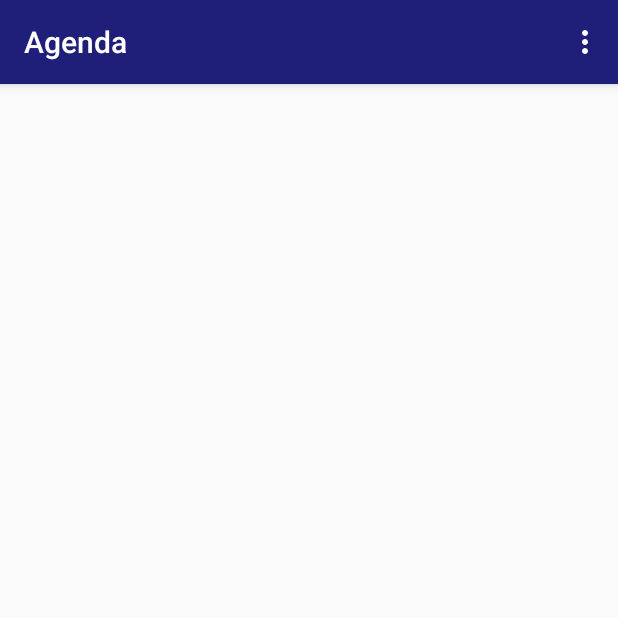
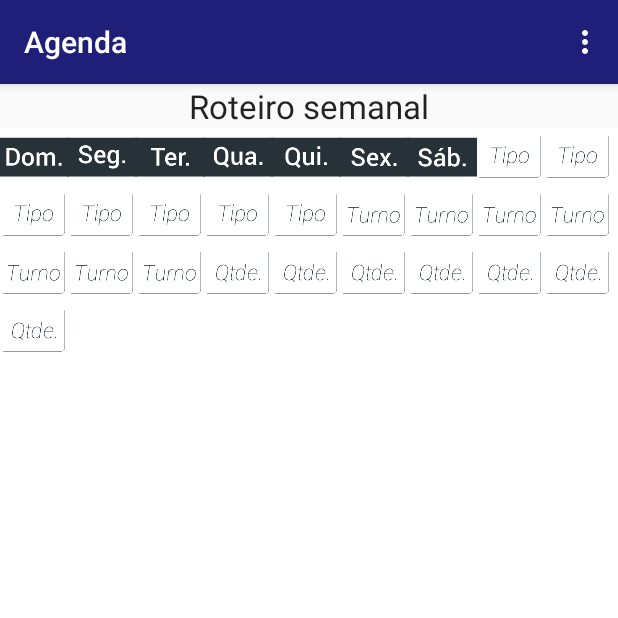
Before and after one commit to Fyrewell/caronaunisc, an Android app: the Agenda screen opened directly, with no data from a screen before it, on a phone screen of 412 x 824 dp, the top half of it. Run offline under Robolectric (Android 15) with nearby library versions, the phone set to English and light mode, and no system bars.

Commit message:
Agenda layout

```diff
--- a/app/src/main/java/br/unisc/pdm/caronauniscapp/Agenda.java
+++ b/app/src/main/java/br/unisc/pdm/caronauniscapp/Agenda.java
@@ -6,14 +6,33 @@ import android.support.v7.app.ActionBarActivity;
 import android.os.Bundle;
 import android.view.Menu;
 import android.view.MenuItem;
+import android.view.View;
+import android.widget.AdapterView;
+import android.widget.GridView;
+import android.widget.Toast;
 
 public class Agenda extends ActionBarActivity {
 
     @Override
-    protected void onCreate(Bundle savedInstanceState) {
+    public void onCreate(Bundle savedInstanceState) {
         super.onCreate(savedInstanceState);
         setContentView(R.layout.activity_agenda);
         getSupportActionBar().setBackgroundDrawable(new ColorDrawable(Color.parseColor("#1f1e79")));
+
+        GridView gridview = (GridView) findViewById(R.id.gridview);
+        gridview.setAdapter(new ImageAdapter(this));
+
+        gridview.setOnItemClickListener(new AdapterView.OnItemClickListener() {
+            public void onItemClick(AdapterView<?> parent, View v,
+                                    int position, long id) {
+                Toast.makeText(Agenda.this, "clicado" + position,
+                        Toast.LENGTH_SHORT).show();
+            }
+        });
+
+        gridview.setBackgroundColor(Color.WHITE);
+        gridview.setVerticalSpacing(0);
+        gridview.setHorizontalSpacing(0);
     }
 
     @Override
--- /dev/null
+++ b/app/src/main/java/br/unisc/pdm/caronauniscapp/ImageAdapter.java
@@ -0,0 +1,73 @@
+package br.unisc.pdm.caronauniscapp;
+
+import android.content.Context;
+import android.view.View;
+import android.view.ViewGroup;
+import android.widget.BaseAdapter;
+import android.widget.GridView;
+import android.widget.ImageView;
+
+/**
+ * Created by Diego on 16/10/2015.
+ */
+public class ImageAdapter extends BaseAdapter {
+    private Context mContext;
+    private int cItem = 0;
+
+    public ImageAdapter(Context c) {
+        mContext = c;
+    }
+
+    public int getCount() {
+        return mThumbIds.length;
+    }
+
+    public Object getItem(int position) {
+        return null;
+    }
+
+    public long getItemId(int position) {
+        return 0;
+    }
+
+    // create a new ImageView for each item referenced by the Adapter
+    public View getView(int position, View convertView, ViewGroup parent) {
+        ImageView imageView;
+        //if (convertView == null) {
+            // if it's not recycled, initialize some attributes
+            imageView = new ImageView(mContext);
+            if (cItem<9) {
+                imageView.setLayoutParams(new GridView.LayoutParams(70, 58));
+            }else{
+                imageView.setLayoutParams(new GridView.LayoutParams(62, 58));
+            }
+            imageView.setScaleType(ImageView.ScaleType.FIT_CENTER);
+            imageView.setPadding(0, 0, 0, 0);
+        //} else {
+        //    imageView = (ImageView) convertView;
+        //}
+        cItem++;
+        imageView.setImageResource(mThumbIds[position]);
+        return imageView;
+    }
+
+    // references to our images
+    private Integer[] mThumbIds = {
+            R.drawable.dom, R.drawable.seg,
+            R.drawable.ter, R.drawable.qua,
+            R.drawable.qui, R.drawable.sex,
+            R.drawable.sab,
+            R.drawable.tipo, R.drawable.tipo,
+            R.drawable.tipo, R.drawable.tipo,
+            R.drawable.tipo, R.drawable.tipo,
+            R.drawable.tipo,
+            R.drawable.turno, R.drawable.turno,
+            R.drawable.turno, R.drawable.turno,
+            R.drawable.turno, R.drawable.turno,
+            R.drawable.turno,
+            R.drawable.qtde, R.drawable.qtde,
+            R.drawable.qtde, R.drawable.qtde,
+            R.drawable.qtde, R.drawable.qtde,
+            R.drawable.qtde
+    };
+}
--- a/app/src/main/res/layout/activity_agenda.xml
+++ b/app/src/main/res/layout/activity_agenda.xml
@@ -1,9 +1,30 @@
 <RelativeLayout xmlns:android="http://schemas.android.com/apk/res/android"
     xmlns:tools="http://schemas.android.com/tools" android:layout_width="match_parent"
-    android:layout_height="match_parent" android:paddingLeft="@dimen/activity_horizontal_margin"
-    android:paddingRight="@dimen/activity_horizontal_margin"
-    android:paddingTop="@dimen/activity_vertical_margin"
-    android:paddingBottom="@dimen/activity_vertical_margin"
+    android:layout_height="match_parent"
     tools:context="br.unisc.pdm.caronauniscapp.Agenda">
 
+
+
+    <GridView xmlns:android="http://schemas.android.com/apk/res/android"
+        android:id="@+id/gridview"
+        android:layout_width="match_parent"
+        android:layout_height="match_parent"
+        android:columnWidth="44dp"
+        android:numColumns="auto_fit"
+        android:verticalSpacing="0dp"
+        android:horizontalSpacing="0dp"
+        android:stretchMode="columnWidth"
+        android:gravity="center"
+        android:layout_below="@+id/textView5"
+        android:layout_alignParentLeft="true"
+        android:layout_alignParentStart="true" />
+
+    <TextView
+        android:layout_width="wrap_content"
+        android:layout_height="wrap_content"
+        android:textAppearance="?android:attr/textAppearanceLarge"
+        android:text="Roteiro semanal"
+        android:id="@+id/textView5"
+        android:layout_alignParentTop="true"
+        android:layout_centerHorizontal="true" />
 </RelativeLayout>
```
Also changed, not shown: app/src/main/res/drawable/dom.png (added), app/src/main/res/drawable/qtde.png (added), app/src/main/res/drawable/qua.png (added), app/src/main/res/drawable/qui.png (added), app/src/main/res/drawable/sab.png (added), app/src/main/res/drawable/seg.png (added), app/src/main/res/drawable/sex.png (added), app/src/main/res/drawable/ter.png (added), app/src/main/res/drawable/tipo.png (added), app/src/main/res/drawable/turno.png (added).
